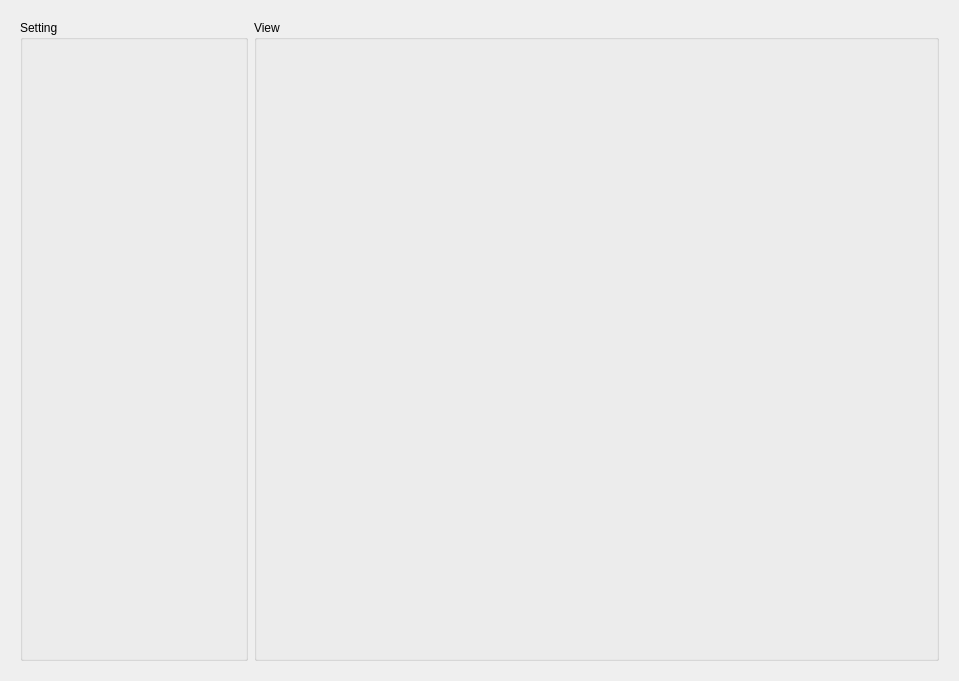
First picture: the form in config/main.ui, repository xiaoqiang-cheng/FastPlugin, before the edit.
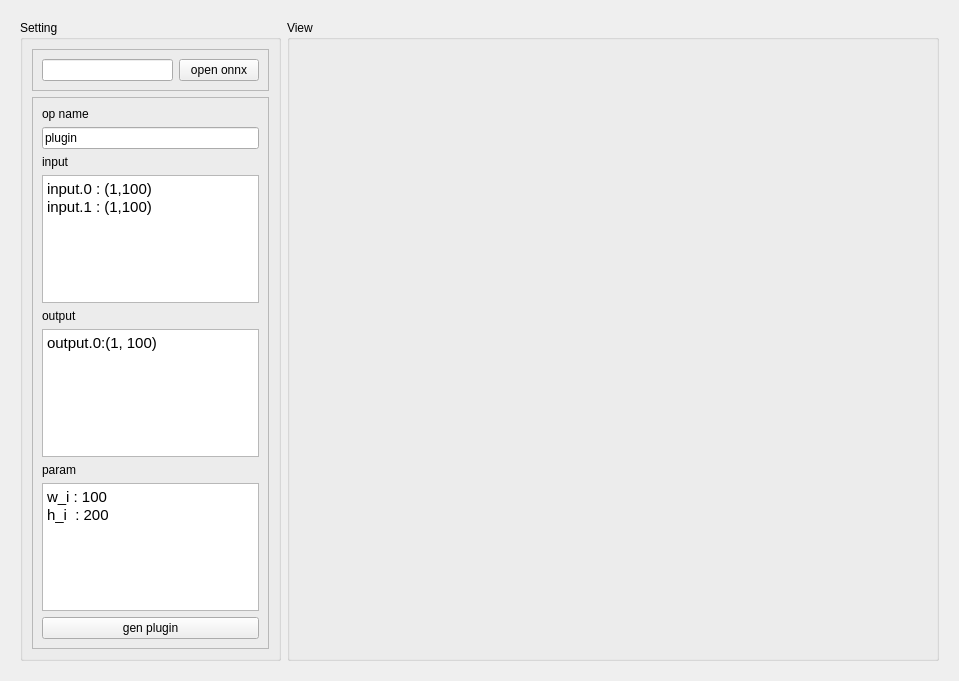
Second picture: the form after the edit.

```diff
--- a/config/main.ui
+++ b/config/main.ui
@@ -16,16 +16,141 @@
   <layout class="QHBoxLayout" name="horizontalLayout" stretch="0">
    <item>
     <widget class="QWidget" name="central_widget" native="true">
-     <layout class="QHBoxLayout" name="horizontalLayout_3" stretch="1,3">
+     <layout class="QHBoxLayout" name="horizontalLayout_3" stretch="2,5">
       <item>
        <widget class="QGroupBox" name="groupBox">
+        <property name="maximumSize">
+         <size>
+          <width>500</width>
+          <height>16777215</height>
+         </size>
+        </property>
         <property name="title">
          <string>Setting</string>
         </property>
+        <layout class="QVBoxLayout" name="verticalLayout">
+         <item>
+          <widget class="QFrame" name="frame">
+           <property name="frameShape">
+            <enum>QFrame::StyledPanel</enum>
+           </property>
+           <property name="frameShadow">
+            <enum>QFrame::Raised</enum>
+           </property>
+           <layout class="QGridLayout" name="gridLayout">
+            <item row="0" column="1">
+             <widget class="QPushButton" name="button_open_onnx">
+              <property name="text">
+               <string>open onnx</string>
+              </property>
+             </widget>
+            </item>
+            <item row="0" column="0">
+             <widget class="QLineEdit" name="linetext_onnx_path"/>
+            </item>
+           </layout>
+          </widget>
+         </item>
+         <item>
+          <widget class="QFrame" name="frame_2">
+           <property name="frameShape">
+            <enum>QFrame::StyledPanel</enum>
+           </property>
+           <property name="frameShadow">
+            <enum>QFrame::Raised</enum>
+           </property>
+           <layout class="QVBoxLayout" name="verticalLayout_2">
+            <item>
+             <widget class="QLabel" name="label">
+              <property name="text">
+               <string>op name</string>
+              </property>
+             </widget>
+            </item>
+            <item>
+             <widget class="QLineEdit" name="linetext_op_name">
+              <property name="text">
+               <string>plugin</string>
+              </property>
+             </widget>
+            </item>
+            <item>
+             <widget class="QLabel" name="label_2">
+              <property name="text">
+               <string>input</string>
+              </property>
+             </widget>
+            </item>
+            <item>
+             <widget class="QTextEdit" name="text_input_shape">
+              <property name="html">
+               <string>&lt;!DOCTYPE HTML PUBLIC &quot;-//W3C//DTD HTML 4.0//EN&quot; &quot;http://www.w3.org/TR/REC-html40/strict.dtd&quot;&gt;
+&lt;html&gt;&lt;head&gt;&lt;meta name=&quot;qrichtext&quot; content=&quot;1&quot; /&gt;&lt;style type=&quot;text/css&quot;&gt;
+p, li { white-space: pre-wrap; }
+&lt;/style&gt;&lt;/head&gt;&lt;body style=&quot; font-family:'Ubuntu'; font-size:11pt; font-weight:400; font-style:normal;&quot;&gt;
+&lt;p style=&quot; margin-top:0px; margin-bottom:0px; margin-left:0px; margin-right:0px; -qt-block-indent:0; text-indent:0px;&quot;&gt;input.0 : (1,100)&lt;/p&gt;
+&lt;p style=&quot; margin-top:0px; margin-bottom:0px; margin-left:0px; margin-right:0px; -qt-block-indent:0; text-indent:0px;&quot;&gt;input.1 : (1,100)&lt;/p&gt;&lt;/body&gt;&lt;/html&gt;</string>
+              </property>
+             </widget>
+            </item>
+            <item>
+             <widget class="QLabel" name="label_3">
+              <property name="text">
+               <string>output</string>
+              </property>
+             </widget>
+            </item>
+            <item>
+             <widget class="QTextEdit" name="text_output_shape">
+              <property name="html">
+               <string>&lt;!DOCTYPE HTML PUBLIC &quot;-//W3C//DTD HTML 4.0//EN&quot; &quot;http://www.w3.org/TR/REC-html40/strict.dtd&quot;&gt;
+&lt;html&gt;&lt;head&gt;&lt;meta name=&quot;qrichtext&quot; content=&quot;1&quot; /&gt;&lt;style type=&quot;text/css&quot;&gt;
+p, li { white-space: pre-wrap; }
+&lt;/style&gt;&lt;/head&gt;&lt;body style=&quot; font-family:'Ubuntu'; font-size:11pt; font-weight:400; font-style:normal;&quot;&gt;
+&lt;p style=&quot; margin-top:0px; margin-bottom:0px; margin-left:0px; margin-right:0px; -qt-block-indent:0; text-indent:0px;&quot;&gt;output.0:(1, 100)&lt;/p&gt;&lt;/body&gt;&lt;/html&gt;</string>
+              </property>
+             </widget>
+            </item>
+            <item>
+             <widget class="QLabel" name="label_4">
+              <property name="text">
+               <string>param</string>
+              </property>
+             </widget>
+            </item>
+            <item>
+             <widget class="QTextEdit" name="text_param">
+              <property name="html">
+               <string>&lt;!DOCTYPE HTML PUBLIC &quot;-//W3C//DTD HTML 4.0//EN&quot; &quot;http://www.w3.org/TR/REC-html40/strict.dtd&quot;&gt;
+&lt;html&gt;&lt;head&gt;&lt;meta name=&quot;qrichtext&quot; content=&quot;1&quot; /&gt;&lt;style type=&quot;text/css&quot;&gt;
+p, li { white-space: pre-wrap; }
+&lt;/style&gt;&lt;/head&gt;&lt;body style=&quot; font-family:'Ubuntu'; font-size:11pt; font-weight:400; font-style:normal;&quot;&gt;
+&lt;p style=&quot; margin-top:0px; margin-bottom:0px; margin-left:0px; margin-right:0px; -qt-block-indent:0; text-indent:0px;&quot;&gt;w_i : 100&lt;/p&gt;
+&lt;p style=&quot; margin-top:0px; margin-bottom:0px; margin-left:0px; margin-right:0px; -qt-block-indent:0; text-indent:0px;&quot;&gt;h_i  : 200&lt;/p&gt;&lt;/body&gt;&lt;/html&gt;</string>
+              </property>
+             </widget>
+            </item>
+            <item>
+             <widget class="QPushButton" name="button_gen_plugin">
+              <property name="text">
+               <string>gen plugin</string>
+              </property>
+             </widget>
+            </item>
+           </layout>
+          </widget>
+         </item>
+        </layout>
        </widget>
       </item>
       <item>
        <widget class="QGroupBox" name="groupBox_2">
+        <property name="minimumSize">
+         <size>
+          <width>200</width>
+          <height>0</height>
+         </size>
+        </property>
         <property name="title">
          <string>View</string>
         </property>
```
